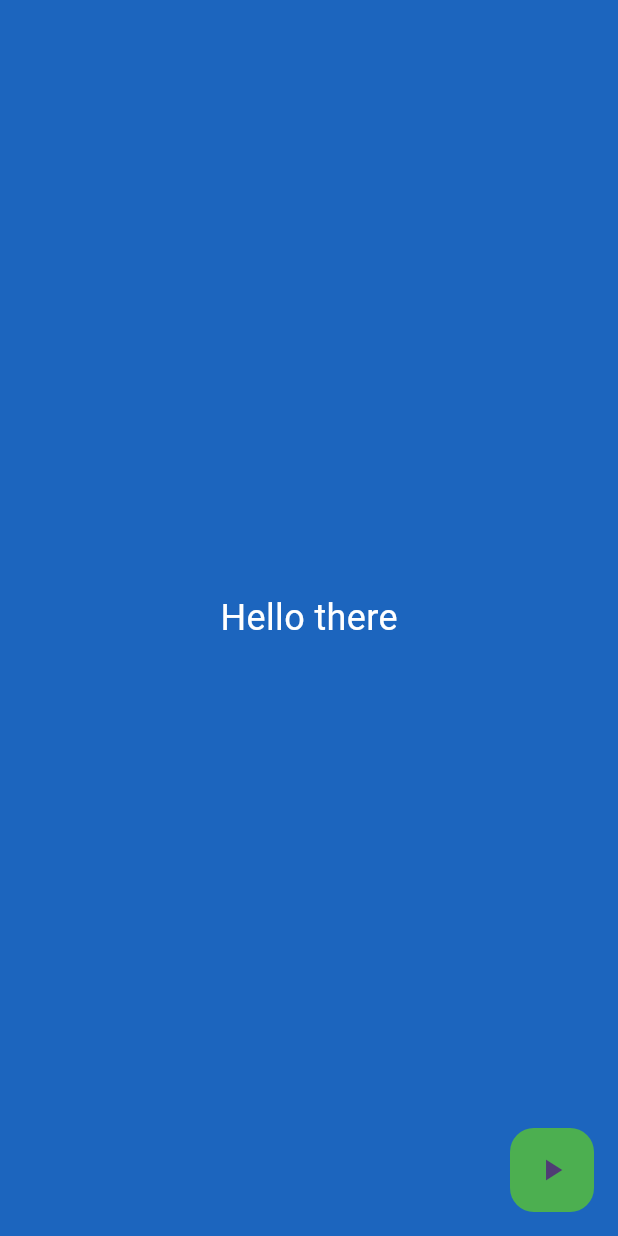
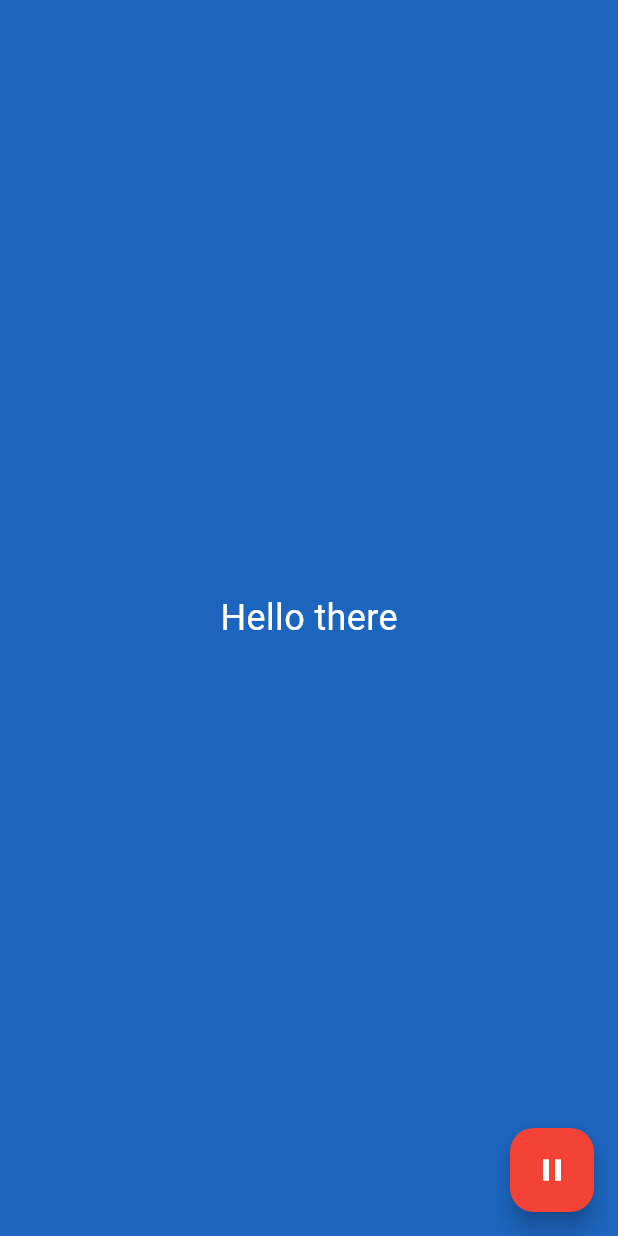
Before and after one commit to silverkate/random-color-generator, a Flutter app: the screen it shows after launch, after a tap on the "play arrow" icon, on a phone screen of 412 x 824 dp. Run offline on Flutter 3.47's test engine with Material 2 defaults, Android fonts, the phone set to English and light mode, and no system bars.

Commit message:
added auto color switching

```diff
--- a/lib/pages/color_generation_page.dart
+++ b/lib/pages/color_generation_page.dart
@@ -1,3 +1,5 @@
+import 'dart:async';
+
 import 'package:flutter/material.dart';
 import 'package:random_color_generator/services/color_generator_service.dart';
 
@@ -17,6 +19,9 @@ class _ColorGenerationPageState extends State<ColorGenerationPage> {
 
   final _colorGenerator = ColorGeneratorService.instance;
   final _colorNotifier = ValueNotifier<Color>(Colors.white);
+  final _isPausedNotifier = ValueNotifier<bool>(true);
+
+  StreamSubscription<dynamic>? _autoChangeBackgroundStream;
 
   @override
   void initState() {
@@ -50,11 +55,16 @@ class _ColorGenerationPageState extends State<ColorGenerationPage> {
                 ),
               ),
             ),
-            floatingActionButton: FloatingActionButton(
-              backgroundColor: Colors.green,
-              elevation: 0,
-              onPressed: _setAutomaticSwitch,
-              child: const Icon(Icons.play_arrow),
+            floatingActionButton: ValueListenableBuilder<bool>(
+              valueListenable: _isPausedNotifier,
+              builder: (_, isPaused, ___) => FloatingActionButton(
+                backgroundColor: isPaused ? Colors.green : Colors.red,
+                onPressed: _setAutomaticSwitch,
+                child: Icon(
+                  isPaused ? Icons.play_arrow : Icons.pause,
+                  color: Colors.white,
+                ),
+              ),
             ),
           ),
         );
@@ -65,6 +75,8 @@ class _ColorGenerationPageState extends State<ColorGenerationPage> {
   @override
   void dispose() {
     _colorNotifier.dispose();
+    _isPausedNotifier.dispose();
+    _autoChangeBackgroundStream?.cancel();
     super.dispose();
   }
 
@@ -73,6 +85,13 @@ class _ColorGenerationPageState extends State<ColorGenerationPage> {
   }
 
   void _setAutomaticSwitch() {
-    // TODO: implement.
+    if (_isPausedNotifier.value) {
+      _autoChangeBackgroundStream = Stream.periodic(const Duration(seconds: 2))
+          .listen((_) => _changeBackgroundColor());
+    } else {
+      _autoChangeBackgroundStream?.cancel();
+    }
+
+    _isPausedNotifier.value = !_isPausedNotifier.value;
   }
 }
```
